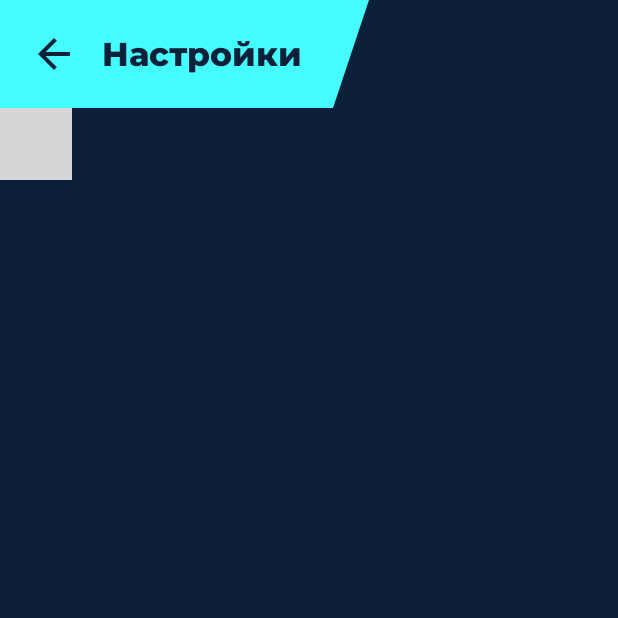
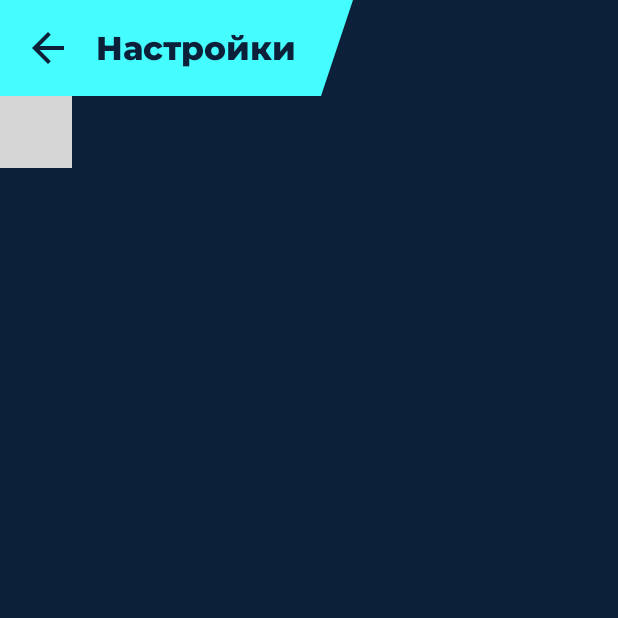
Before and after one commit to diomentia/ptm-dct, an Android app built with Jetpack Compose: the screen it shows after launch (SettingsActivity), after a tap on "Настройки", on a phone screen of 412 x 824 dp, the top half of it. Run offline under Robolectric (Android 15) with nearby library versions, the phone set to English and light mode, and no system bars; libraries missing offline, so code that uses them is left out: com.alorma.compose; 1 statement that could not run was skipped; 3 other taps on this screen came first; grey boxes are pictures that could not be loaded.

Commit message:
fix(ui): more precise sizes for everything

```diff
--- a/app/src/main/java/space/diomentia/ptm_dct/InitialActivity.kt
+++ b/app/src/main/java/space/diomentia/ptm_dct/InitialActivity.kt
@@ -18,10 +18,10 @@ import androidx.compose.foundation.ExperimentalFoundationApi
 import androidx.compose.foundation.Image
 import androidx.compose.foundation.combinedClickable
 import androidx.compose.foundation.layout.Arrangement
-import androidx.compose.foundation.layout.Box
 import androidx.compose.foundation.layout.Column
 import androidx.compose.foundation.layout.IntrinsicSize
 import androidx.compose.foundation.layout.Row
+import androidx.compose.foundation.layout.Spacer
 import androidx.compose.foundation.layout.aspectRatio
 import androidx.compose.foundation.layout.fillMaxHeight
 import androidx.compose.foundation.layout.fillMaxSize
@@ -29,8 +29,8 @@ import androidx.compose.foundation.layout.fillMaxWidth
 import androidx.compose.foundation.layout.height
 import androidx.compose.foundation.layout.heightIn
 import androidx.compose.foundation.layout.padding
-import androidx.compose.foundation.layout.requiredSize
 import androidx.compose.foundation.shape.RoundedCornerShape
+import androidx.compose.foundation.text.KeyboardActions
 import androidx.compose.foundation.text.KeyboardOptions
 import androidx.compose.material.icons.Icons
 import androidx.compose.material.icons.filled.Bluetooth
@@ -42,6 +42,7 @@ import androidx.compose.material.icons.filled.VisibilityOff
 import androidx.compose.material3.FilledIconButton
 import androidx.compose.material3.Icon
 import androidx.compose.material3.IconButton
+import androidx.compose.material3.LocalTextStyle
 import androidx.compose.material3.MaterialTheme
 import androidx.compose.material3.Scaffold
 import androidx.compose.material3.SnackbarHostState
@@ -62,6 +63,7 @@ import androidx.compose.ui.platform.LocalFocusManager
 import androidx.compose.ui.res.painterResource
 import androidx.compose.ui.res.stringResource
 import androidx.compose.ui.text.font.FontWeight
+import androidx.compose.ui.text.input.ImeAction
 import androidx.compose.ui.text.input.KeyboardType
 import androidx.compose.ui.text.input.PasswordVisualTransformation
 import androidx.compose.ui.text.input.VisualTransformation
@@ -74,7 +76,6 @@ import kotlinx.coroutines.delay
 import kotlinx.coroutines.launch
 import space.diomentia.ptm_dct.data.LocalSnackbarHostState
 import space.diomentia.ptm_dct.data.LocalStep
-import space.diomentia.ptm_dct.data.RfidController
 import space.diomentia.ptm_dct.data.Session
 import space.diomentia.ptm_dct.data.Session.Step
 import space.diomentia.ptm_dct.data.bluetooth.ListenBtState
@@ -127,13 +128,11 @@ class InitialActivity : ComponentActivity() {
                         ) },
                         snackbarHost = { PtmSnackbarHost(snackbarHostState) }
                     ) { innerPadding ->
-                        Box(
+                        Contents(
                             Modifier
                                 .fillMaxSize()
                                 .padding(innerPadding)
-                        ) {
-                            Contents()
-                        }
+                        )
                     }
                 }
             }
@@ -145,46 +144,49 @@ class InitialActivity : ComponentActivity() {
 private fun Contents(
     modifier: Modifier = Modifier
 ) {
-    var currentStep by LocalStep.current
     Column(
         modifier = Modifier
-            .padding(horizontal = 16.dp, vertical = 24.dp)
+            .padding(horizontal = 16.dp)
             .then(modifier),
         verticalArrangement = Arrangement.Top,
         horizontalAlignment = Alignment.CenterHorizontally
     ) {
+        Spacer(Modifier.height(16.dp))
         SideArrowContainer(
+            toRight = false,
+            slantFactor = 4,
             modifier = Modifier
-                .padding(vertical = 8.dp),
-            toRight = false,
-            slantFactor = 4
+                .weight(2f)
+                .heightIn(min = 64.dp, max = 175.dp)
         ) {
             Image(
                 painter = painterResource(R.drawable.logo_ptm),
                 contentDescription = stringResource(R.string.logo_ptm_description),
                 modifier = Modifier
-                    .padding(24.dp)
-                    .heightIn(min = 64.dp, max = 175.dp)
+                    .padding(20.dp)
                     .fillMaxSize()
             )
         }
+        Spacer(Modifier.height(16.dp))
         StepHelper(
             Modifier
-                .weight(1f)
+                .weight(2f)
                 .fillMaxWidth()
-                .padding(vertical = 16.dp)
         )
+        Spacer(Modifier.height(8.dp))
         // TODO: segmented button USB/Bluetooth
-        PasswordField(Modifier.padding(8.dp))
+        PasswordField()
+        Spacer(Modifier.height(16.dp))
         Row(
             modifier = Modifier
-                .padding(vertical = 8.dp)
-                .fillMaxWidth(),
+                .fillMaxWidth()
+                .weight(1f),
             horizontalArrangement = Arrangement.SpaceEvenly
         ) {
             ScanRfidButton()
             BluetoothPairingButton()
         }
+        Spacer(Modifier.height(12.dp))
     }
 }
 
@@ -215,6 +217,7 @@ private fun StepHelper(
     modifier: Modifier = Modifier
 ) {
     data class StepHint(val hintResource: Int, val step: Step, val isMain: Boolean = false)
+
     val stepHints = remember {
         arrayOf(
             StepHint(R.string.input_password, Step.Password, true),
@@ -226,7 +229,7 @@ private fun StepHelper(
         )
     }
     Column(
-        modifier,
+        Modifier.then(modifier),
         horizontalAlignment = Alignment.Start
     ) {
         var mainIndex = 0
@@ -243,7 +246,7 @@ private fun StepHelper(
                 label = hint.hintResource.toString()
             )
             val fontSize = animateIntAsState(
-                if (hint.isMain && stepState == 0) 18 else 14,
+                if (hint.isMain && stepState == 0) 18 else 12,
                 label = hint.hintResource.toString()
             )
             AnimatedVisibility(
@@ -271,6 +274,7 @@ private fun PasswordField(
     val context = LocalContext.current
     var currentStep by LocalStep.current
     var passwordVisible by remember { mutableStateOf(false) }
+    val focusManager = LocalFocusManager.current
     LaunchedEffect(passwordVisible) {
         if (passwordVisible) {
             delay(3000)
@@ -281,19 +285,51 @@ private fun PasswordField(
         verticalAlignment = Alignment.CenterVertically,
         modifier = Modifier
             .height(IntrinsicSize.Min)
-            .padding(vertical = 16.dp)
+            .then(modifier)
     ) {
         var passwordInput by remember { mutableStateOf("") }
+        fun applyPassword() {
+            Session.updateUserLevel(passwordInput)
+            if (currentStep >= Step.Password) {
+                if (passwordInput.isBlank()) {
+                    currentStep = Step.Password
+                } else if (Session.userLevel == Session.AccessLevel.Guest) {
+                    currentStep = Step.UserLevel
+                } else if (currentStep in arrayOf(Step.Password, Step.UserLevel)) {
+                    currentStep = currentStep.next()
+                }
+            }
+            passwordInput = ""
+            focusManager.clearFocus()
+        }
         TextField(
-            singleLine = true,
+            value = passwordInput,
+            onValueChange = { passwordInput = it },
             modifier = Modifier
                 .weight(1f)
-                .then(modifier),
-            label = { Text(stringResource(R.string.password)) },
-            keyboardOptions = KeyboardOptions(keyboardType = KeyboardType.Password),
+                .height(IntrinsicSize.Min),
+            singleLine = true,
+            label = { Text(
+                stringResource(R.string.password),
+                style = LocalTextStyle.current.let { it.copy(fontSize = it.fontSize * .8f) }
+            ) },
+            keyboardOptions = KeyboardOptions(
+                keyboardType = KeyboardType.Password,
+                imeAction = ImeAction.Done
+            ),
+            keyboardActions = KeyboardActions(
+                onDone = {
+                    applyPassword()
+                }
+            ),
             visualTransformation = if (passwordVisible) VisualTransformation.None else PasswordVisualTransformation(),
             leadingIcon = {
-                IconButton(onClick = { passwordVisible = !passwordVisible }) {
+                IconButton(
+                    onClick = { passwordVisible = !passwordVisible },
+                    modifier = Modifier
+                        .padding(horizontal = 4.dp)
+                        .fillMaxHeight()
+                ) {
                     Icon(
                         if (passwordVisible) Icons.Default.VisibilityOff else Icons.Default.Visibility,
                         contentDescription = context.getString(
@@ -302,29 +338,16 @@ private fun PasswordField(
                         modifier = Modifier.padding(8.dp)
                     )
                 }
-            },
-            value = passwordInput,
-            onValueChange = { passwordInput = it }
+            }
+
         )
-        val focusManager = LocalFocusManager.current
         FilledIconButton(
             modifier = Modifier
                 .fillMaxHeight()
                 .aspectRatio(1f)
                 .padding(12.dp),
             onClick = {
-                Session.updateUserLevel(passwordInput)
-                if (currentStep >= Step.Password) {
-                    if (passwordInput.isBlank()) {
-                        currentStep = Step.Password
-                    } else if (Session.userLevel == Session.AccessLevel.Guest) {
-                        currentStep = Step.UserLevel
-                    } else if (currentStep in arrayOf(Step.Password, Step.UserLevel)) {
-                        currentStep = currentStep.next()
-                    }
-                }
-                passwordInput = ""
-                focusManager.clearFocus()
+                applyPassword()
             },
             shape = RoundedCornerShape(20)
         ) {
@@ -395,13 +418,14 @@ private fun ScanRfidButton(
                 }
                 showDialog = true
             }
+            .aspectRatio(1f)
             .then(modifier)
     ) {
         Icon(
             Icons.Default.Nfc,
             contentDescription = stringResource(R.string.button_start_rfid_search),
             modifier = Modifier
-                .requiredSize(64.dp)
+                .fillMaxSize()
         )
     }
 }
@@ -471,13 +495,14 @@ private fun BluetoothPairingButton(
                 }
                 btConnectLauncher.launch(Intent(context, PairingActivity::class.java))
             }
+            .aspectRatio(1f)
             .then(modifier)
     ) {
         Icon(
             Icons.Default.Bluetooth,
             contentDescription = stringResource(R.string.button_bluetooth_pairing),
             modifier = Modifier
-                .requiredSize(64.dp)
+                .fillMaxSize()
         )
     }
 }
--- a/app/src/main/java/space/diomentia/ptm_dct/PairingActivity.kt
+++ b/app/src/main/java/space/diomentia/ptm_dct/PairingActivity.kt
@@ -19,6 +19,7 @@ import androidx.compose.foundation.layout.Row
 import androidx.compose.foundation.layout.Spacer
 import androidx.compose.foundation.layout.calculateEndPadding
 import androidx.compose.foundation.layout.calculateStartPadding
+import androidx.compose.foundation.layout.fillMaxHeight
 import androidx.compose.foundation.layout.fillMaxSize
 import androidx.compose.foundation.layout.fillMaxWidth
 import androidx.compose.foundation.layout.height
@@ -142,12 +143,13 @@ class PairingActivity : ComponentActivity() {
                     Scaffold(
                         modifier = Modifier.fillMaxSize(),
                         topBar = { PtmTopBar(
-                            title = { Text(stringResource(R.string.connection)) },
                             navigation = {
-                                IconButton(onClick = {
-                                    setResult(RESULT_CANCELED)
-                                    finish()
-                                }) {
+                                IconButton(
+                                    onClick = {
+                                        setResult(RESULT_CANCELED)
+                                        finish()
+                                    }
+                                ) {
                                     Icon(
                                         Icons.AutoMirrored.Default.ArrowBack,
                                         modifier = Modifier
@@ -177,7 +179,7 @@ class PairingActivity : ComponentActivity() {
                                         if (mIsDiscovering) Icons.Default.Refresh else Icons.Default.Search,
                                         modifier = Modifier
                                             .fillMaxSize()
-                                            .padding(6.dp),
+                                            .padding(4.dp),
                                         contentDescription = stringResource(if (mIsDiscovering) R.string.refresh else R.string.start_search)
                                     )
                                 }
--- a/app/src/main/java/space/diomentia/ptm_dct/ui/AppBar.kt
+++ b/app/src/main/java/space/diomentia/ptm_dct/ui/AppBar.kt
@@ -2,12 +2,17 @@ package space.diomentia.ptm_dct.ui
 
 import androidx.compose.foundation.layout.Arrangement
 import androidx.compose.foundation.layout.Box
+import androidx.compose.foundation.layout.IntrinsicSize
 import androidx.compose.foundation.layout.Row
+import androidx.compose.foundation.layout.Spacer
 import androidx.compose.foundation.layout.WindowInsets
 import androidx.compose.foundation.layout.defaultMinSize
 import androidx.compose.foundation.layout.fillMaxWidth
+import androidx.compose.foundation.layout.height
 import androidx.compose.foundation.layout.padding
+import androidx.compose.foundation.layout.size
 import androidx.compose.foundation.layout.statusBars
+import androidx.compose.foundation.layout.width
 import androidx.compose.foundation.layout.windowInsetsPadding
 import androidx.compose.foundation.shape.GenericShape
 import androidx.compose.material3.MaterialTheme
@@ -63,7 +68,8 @@ fun PtmTopBar(
                     verticalAlignment = Alignment.CenterVertically,
                     modifier = Modifier
                         .windowInsetsPadding(WindowInsets.statusBars)
-                        .padding(12.dp)
+                        .padding(8.dp)
+                        .height(IntrinsicSize.Min)
                 ) {
                     navigation?.let {
                         Box {
@@ -71,7 +77,7 @@ fun PtmTopBar(
                         }
                     }
                     title?.let {
-                        Box(Modifier.padding(8.dp)) {
+                        Box(Modifier.padding(horizontal = 8.dp, vertical = 8.dp)) {
                             ProvideTextStyle(MaterialTheme.typography.headlineMedium) {
                                 it()
                             }
@@ -80,6 +86,7 @@ fun PtmTopBar(
                 }
             }
         }
+        Spacer(Modifier.weight(1f))
         if (actions != null) {
             Surface(
                 modifier = Modifier.defaultMinSize(minHeight = currentHeight),
@@ -90,7 +97,8 @@ fun PtmTopBar(
                 Box(
                     modifier = Modifier
                         .windowInsetsPadding(WindowInsets.statusBars)
-                        .padding(12.dp)
+                        .padding(8.dp)
+                        .height(IntrinsicSize.Min)
                 ) {
                     actions()
                 }
--- a/app/src/main/java/space/diomentia/ptm_dct/ui/Button.kt
+++ b/app/src/main/java/space/diomentia/ptm_dct/ui/Button.kt
@@ -41,7 +41,6 @@ fun PtmOutlinedButton(
     roundedCorners: Boolean = false,
     content: @Composable () -> Unit
 ) {
-    val density = LocalDensity.current
     val buttonShape: Shape = RoundedCornerShape(if (roundedCorners) 25 else 0)
     var buttonMinSize by remember { mutableStateOf(0.dp) }
     val contentColor by animateColorAsState(if (enabled) colors.contentColor else colors.disabledContentColor)
```
